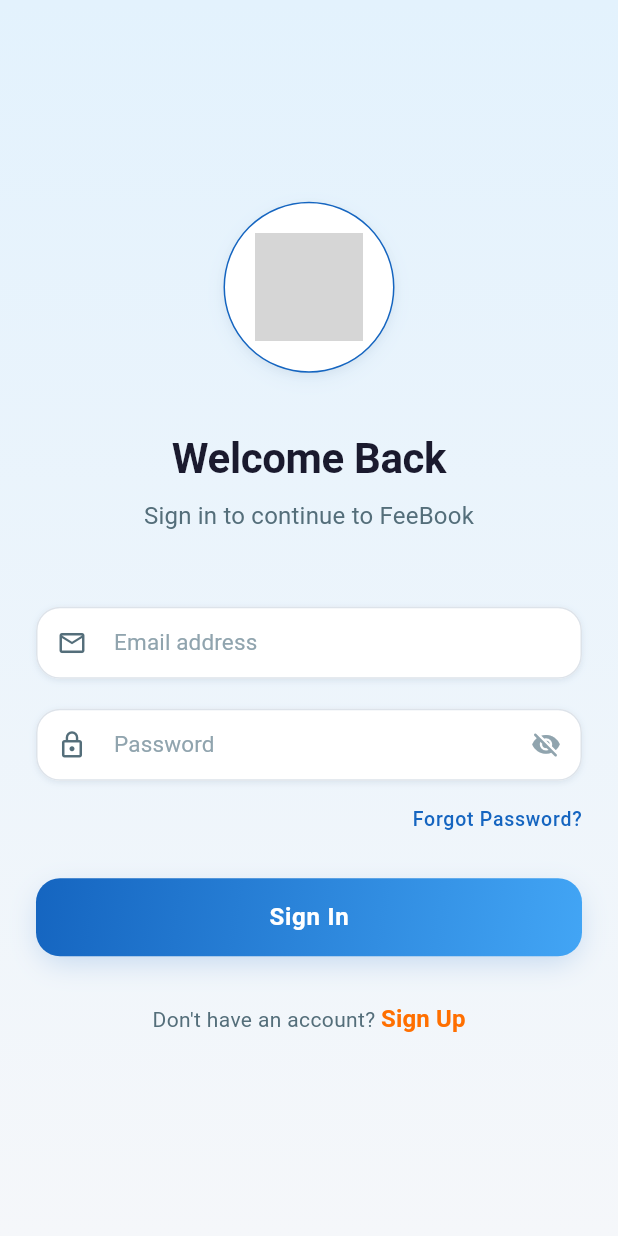
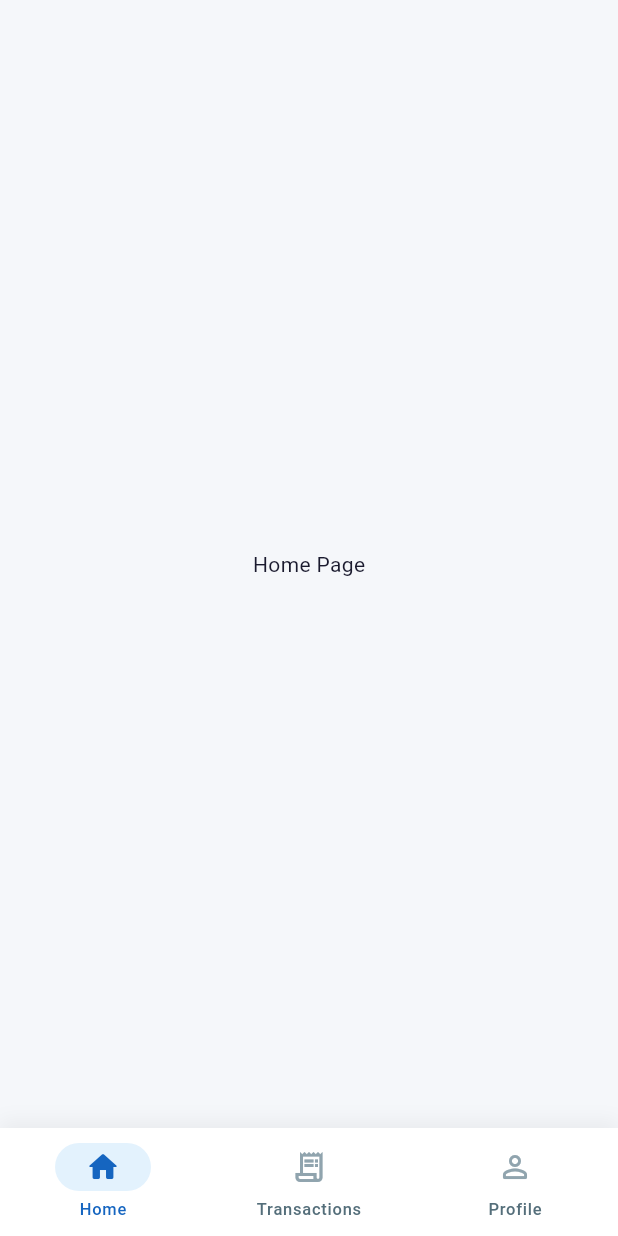
Before and after one commit to Pritam960/climax, a Flutter app: the screen it shows after launch, after a tap on "Sign In", on a phone screen of 412 x 824 dp. Run offline on Flutter 3.47's test engine with Material 3 defaults, Android fonts, the phone set to English and light mode, and no system bars; our stand-ins replace flutter_riverpod, go_router; grey boxes are pictures that could not be loaded.

Commit message:
Naya feature add kiya

```diff
--- a/lib/core/routes/app_router.dart
+++ b/lib/core/routes/app_router.dart
@@ -8,6 +8,10 @@
 import '../../features/auth/page/forgot_password_page.dart';
 import '../../features/auth/page/otp_page.dart';
 import '../../features/auth/page/reset_password_page.dart';
+import '../../features/home/page/home_page.dart';
+import '../../features/transactions/page/transactions_page.dart';
+import '../../features/profile/page/profile_page.dart';
+import 'main_shell.dart';
 import 'app_routes.dart';
 
 /// Provider for GoRouter (Riverpod 2.x syntax)
@@ -49,6 +53,47 @@
         name: AppRoute.resetPassword.name,
         builder: (context, state) => const ResetPasswordPage(),
       ),
+      StatefulShellRoute.indexedStack(
+        builder: (context, state, navigationShell) {
+          // the UI shell
+          return MainShell(navigationShell: navigationShell);
+        },
+        branches: [
+          // Branch 1: Home
+          StatefulShellBranch(
+            navigatorKey: GlobalKey<NavigatorState>(debugLabel: 'shellHome'),
+            routes: [
+              GoRoute(
+                path: AppRoute.home.path,
+                name: AppRoute.home.name,
+                builder: (context, state) => const HomePage(),
+              ),
+            ],
+          ),
+          // Branch 2: Transactions
+          StatefulShellBranch(
+            navigatorKey: GlobalKey<NavigatorState>(debugLabel: 'shellTransactions'),
+            routes: [
+              GoRoute(
+                path: AppRoute.transactions.path,
+                name: AppRoute.transactions.name,
+                builder: (context, state) => const TransactionsPage(),
+              ),
+            ],
+          ),
+          // Branch 3: Profile
+          StatefulShellBranch(
+            navigatorKey: GlobalKey<NavigatorState>(debugLabel: 'shellProfile'),
+            routes: [
+              GoRoute(
+                path: AppRoute.profile.path,
+                name: AppRoute.profile.name,
+                builder: (context, state) => const ProfilePage(),
+              ),
+            ],
+          ),
+        ],
+      ),
     ],
 
     // Optional: Add redirect logic here later for Authentication
--- a/lib/core/routes/app_routes.dart
+++ b/lib/core/routes/app_routes.dart
@@ -13,7 +13,9 @@
   otp(path: '/otp', name: 'otp'),
   resetPassword(path: '/reset-password', name: 'resetPassword'),
   themePreview(path: '/theme-preview', name: 'themePreview'),
-  home(path: '/', name: 'home');
+  home(path: '/home', name: 'home'),
+  transactions(path: '/transactions', name: 'transactions'),
+  profile(path: '/profile', name: 'profile');
 
   final String path;
   final String name;
--- /dev/null
+++ b/lib/core/routes/main_shell.dart
@@ -0,0 +1,79 @@
+import 'package:flutter/material.dart';
+import 'package:go_router/go_router.dart';
+
+import '../themes/themes.dart';
+
+class MainShell extends StatelessWidget {
+  /// The navigation shell and container for the branch Navigators.
+  final StatefulNavigationShell navigationShell;
+
+  const MainShell({super.key, required this.navigationShell});
+
+  @override
+  Widget build(BuildContext context) {
+    return Scaffold(
+      backgroundColor: AppColors.background,
+      body: navigationShell,
+      bottomNavigationBar: Container(
+        decoration: BoxDecoration(
+          color: AppColors.surface,
+          boxShadow: [
+            BoxShadow(
+              color: Colors.black.withValues(alpha: 0.05),
+              blurRadius: 10,
+              offset: const Offset(0, -5),
+            ),
+          ],
+        ),
+        child: SafeArea(
+          child: NavigationBar(
+            selectedIndex: navigationShell.currentIndex,
+            onDestinationSelected: (int index) {
+              _onTap(context, index);
+            },
+            backgroundColor: AppColors.surface,
+            elevation: 0,
+            indicatorColor: AppColors.primaryContainer,
+            destinations: const [
+              NavigationDestination(
+                icon: Icon(Icons.home_outlined),
+                selectedIcon: Icon(
+                  Icons.home_rounded,
+                  color: AppColors.primary,
+                ),
+                label: 'Home',
+              ),
+              NavigationDestination(
+                icon: Icon(Icons.receipt_long_outlined),
+                selectedIcon: Icon(
+                  Icons.receipt_long_rounded,
+                  color: AppColors.primary,
+                ),
+                label: 'Transactions',
+              ),
+              NavigationDestination(
+                icon: Icon(Icons.person_outline_rounded),
+                selectedIcon: Icon(
+                  Icons.person_rounded,
+                  color: AppColors.primary,
+                ),
+                label: 'Profile',
+              ),
+            ],
+          ),
+        ),
+      ),
+    );
+  }
+
+  void _onTap(BuildContext context, int index) {
+    // Navigate to the current location of the branch at the provided index.
+    navigationShell.goBranch(
+      index,
+      // A common pattern when using bottom navigation bars is to support
+      // navigating to the initial location when tapping the item that is
+      // already active.
+      initialLocation: index == navigationShell.currentIndex,
+    );
+  }
+}
--- /dev/null
+++ b/lib/features/home/page/home_page.dart
@@ -0,0 +1,14 @@
+import 'package:flutter/material.dart';
+
+class HomePage extends StatelessWidget {
+  const HomePage({super.key});
+
+  @override
+  Widget build(BuildContext context) {
+    return const Scaffold(
+      body: Center(
+        child: Text('Home Page'),
+      ),
+    );
+  }
+}
--- /dev/null
+++ b/lib/features/profile/page/profile_page.dart
@@ -0,0 +1,14 @@
+import 'package:flutter/material.dart';
+
+class ProfilePage extends StatelessWidget {
+  const ProfilePage({super.key});
+
+  @override
+  Widget build(BuildContext context) {
+    return const Scaffold(
+      body: Center(
+        child: Text('Profile Page'),
+      ),
+    );
+  }
+}
--- /dev/null
+++ b/lib/features/transactions/page/transactions_page.dart
@@ -0,0 +1,14 @@
+import 'package:flutter/material.dart';
+
+class TransactionsPage extends StatelessWidget {
+  const TransactionsPage({super.key});
+
+  @override
+  Widget build(BuildContext context) {
+    return const Scaffold(
+      body: Center(
+        child: Text('Transactions Page'),
+      ),
+    );
+  }
+}
```
